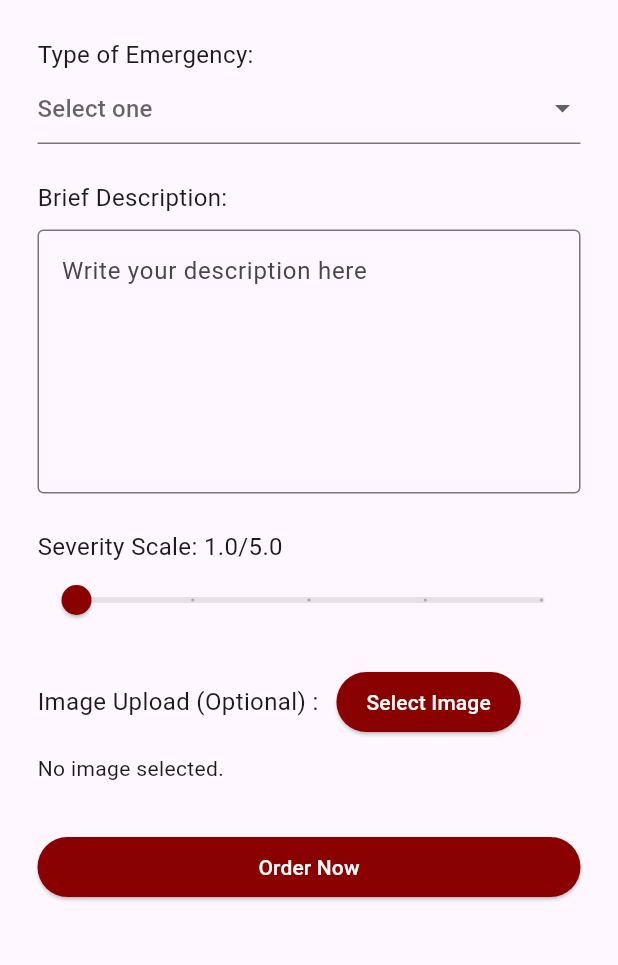
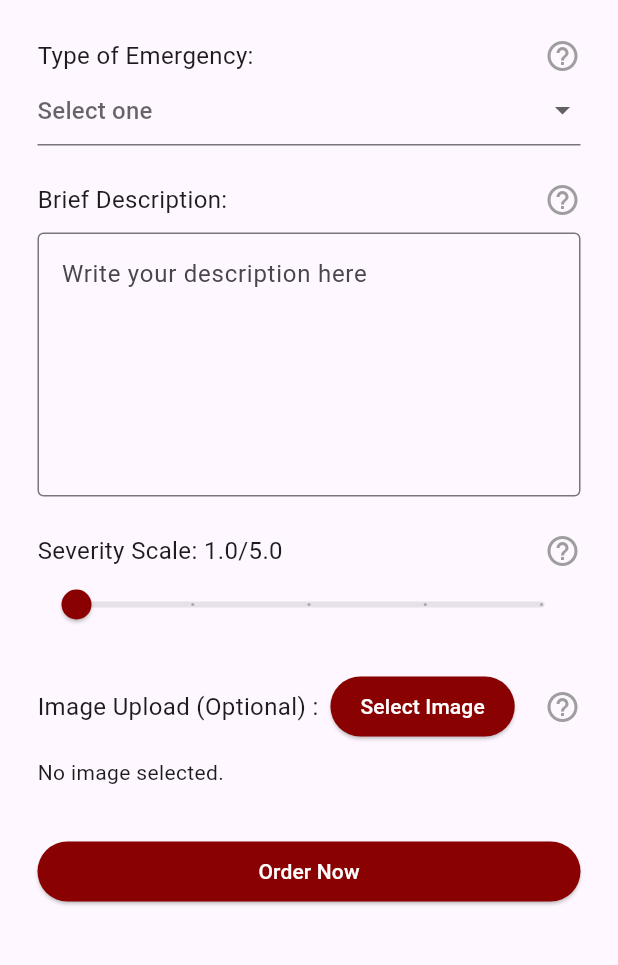
Before and after one commit to ekyzo/resq, a Flutter app: the MyOrderForm screen opened directly with empty values, on a phone screen of 412 x 824 dp, the part 90-1055 px from its top. Run offline on Flutter 3.47's test engine with Material 3 defaults, Android fonts, the phone set to English and light mode, and no system bars; our stand-ins replace cloud_firestore, firebase_auth, firebase_core, firebase_storage, flutter_rating_bar, geolocator and 3 more; missing offline and left inert: flutter_polyline_points; accounts and stored records are empty.

Commit message:
Add ToolTip features

```diff
--- a/lib/pages/orderform.dart
+++ b/lib/pages/orderform.dart
@@ -22,6 +22,11 @@ class _MyOrderFormState extends State<MyOrderForm> {
   final _descriptionController = TextEditingController();
   final user = FirebaseAuth.instance.currentUser!;
   File? _selectedImage;
+
+  final _typeTooltipKey = GlobalKey<TooltipState>();
+  final _descriptionTooltipKey = GlobalKey<TooltipState>();
+  final _severityTooltipKey = GlobalKey<TooltipState>();
+  final _imageTooltipKey = GlobalKey<TooltipState>();
 
   Future<Map<String, dynamic>> _fetchUserDetails() async {
     final userDoc = await FirebaseFirestore.instance
@@ -143,6 +148,10 @@ class _MyOrderFormState extends State<MyOrderForm> {
     });
   }
 
+  void _showTooltip(GlobalKey<TooltipState> key) {
+    key.currentState?.ensureTooltipVisible();
+  }
+
   @override
   Widget build(BuildContext context) {
     return Scaffold(
@@ -174,9 +183,26 @@ class _MyOrderFormState extends State<MyOrderForm> {
           child: Column(
             crossAxisAlignment: CrossAxisAlignment.stretch,
             children: [
+              Row(
+                mainAxisAlignment: MainAxisAlignment.spaceBetween,
+                children: [
                   Text(
                     'Type of Emergency: ',
                     style: TextStyle(fontSize: 16),
+                  ),
+                  GestureDetector(
+                    onTap: () => _showTooltip(_typeTooltipKey),
+                    child: Tooltip(
+                      key: _typeTooltipKey,
+                      message:
+                          'Select the type of emergency you are experiencing.',
+                      child: Icon(
+                        Icons.help_outline,
+                        color: Colors.grey,
+                      ),
+                    ),
+                  ),
+                ],
               ),
               DropdownButtonFormField<String>(
                 value: _emergencyType,
@@ -228,9 +254,25 @@ class _MyOrderFormState extends State<MyOrderForm> {
                 ),
               ),
               SizedBox(height: 24),
+              Row(
+                mainAxisAlignment: MainAxisAlignment.spaceBetween,
+                children: [
                   Text(
                     'Brief Description: ',
                     style: TextStyle(fontSize: 16),
+                  ),
+                  GestureDetector(
+                    onTap: () => _showTooltip(_descriptionTooltipKey),
+                    child: Tooltip(
+                      key: _descriptionTooltipKey,
+                      message: 'Provide a brief description of the emergency.',
+                      child: Icon(
+                        Icons.help_outline,
+                        color: Colors.grey,
+                      ),
+                    ),
+                  ),
+                ],
               ),
               SizedBox(
                 height: 10,
@@ -244,11 +286,28 @@ class _MyOrderFormState extends State<MyOrderForm> {
                 ),
               ),
               SizedBox(height: 24),
+              Row(
+                mainAxisAlignment: MainAxisAlignment.spaceBetween,
+                children: [
                   Text(
                     'Severity Scale: $_severity/5.0',
                     style: TextStyle(
                       fontSize: 16,
                     ),
+                  ),
+                  GestureDetector(
+                    onTap: () => _showTooltip(_severityTooltipKey),
+                    child: Tooltip(
+                      key: _severityTooltipKey,
+                      message:
+                          "Emergency severity: 1 (Noncritical) to 5 (Very Critical).",
+                      child: Icon(
+                        Icons.help_outline,
+                        color: Colors.grey,
+                      ),
+                    ),
+                  ),
+                ],
               ),
               Slider(
                 thumbColor: Color.fromARGB(255, 138, 1, 1),
@@ -264,23 +323,44 @@ class _MyOrderFormState extends State<MyOrderForm> {
               ),
               SizedBox(height: 20),
               Row(
+                mainAxisAlignment: MainAxisAlignment.spaceBetween,
+                children: [
+                  Column(
+                    children: [
+                      Row(
                         children: [
                           Text(
                             'Image Upload (Optional) :',
                             style: TextStyle(fontSize: 16),
                           ),
                           SizedBox(
-                    width: 12,
+                            width: 8,
                           ),
                           ElevatedButton(
                             style: ElevatedButton.styleFrom(
                               backgroundColor: Color.fromARGB(255, 138, 1, 1),
                               foregroundColor: Colors.white,
-                      padding:
-                          EdgeInsets.symmetric(horizontal: 20, vertical: 8),
+                              padding: EdgeInsets.symmetric(
+                                  horizontal: 20, vertical: 8),
                             ),
                             onPressed: _pickImage,
                             child: Text('Select Image'),
+                          ),
+                        ],
+                      ),
+                    ],
+                  ),
+                  GestureDetector(
+                    onTap: () => _showTooltip(_imageTooltipKey),
+                    child: Tooltip(
+                      key: _imageTooltipKey,
+                      message:
+                          'Upload an image related to the emergency, if available.',
+                      child: Icon(
+                        Icons.help_outline,
+                        color: Colors.grey,
+                      ),
+                    ),
                   ),
                 ],
               ),
```
Lines whose indentation alone changed are shown as unchanged.
